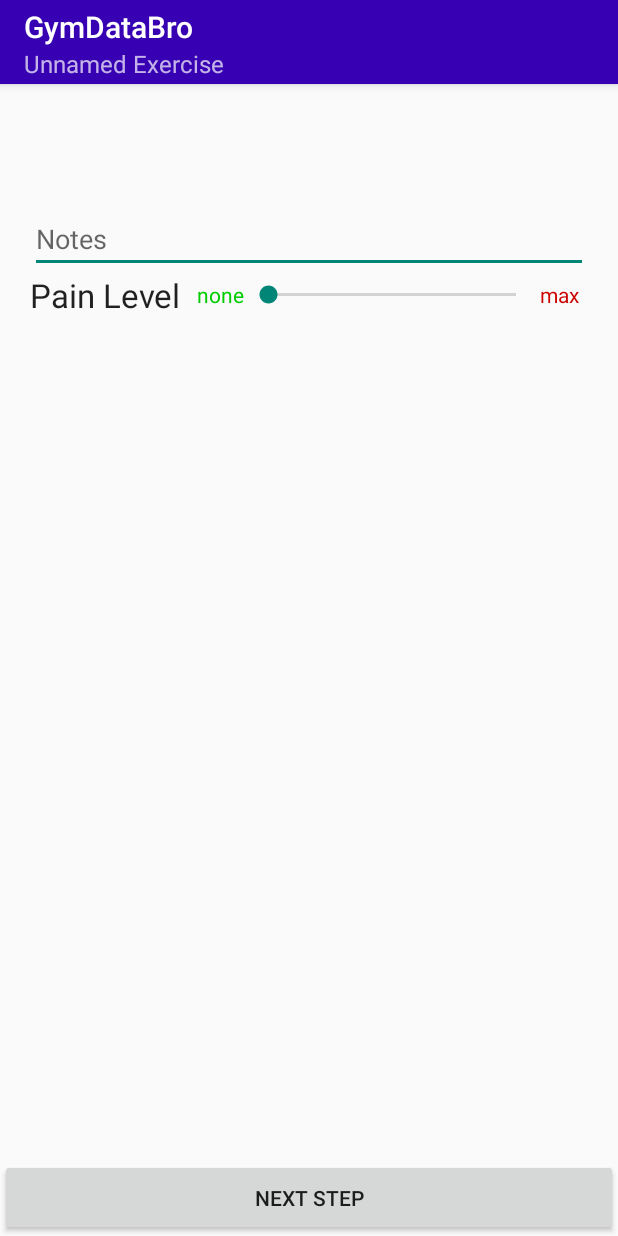
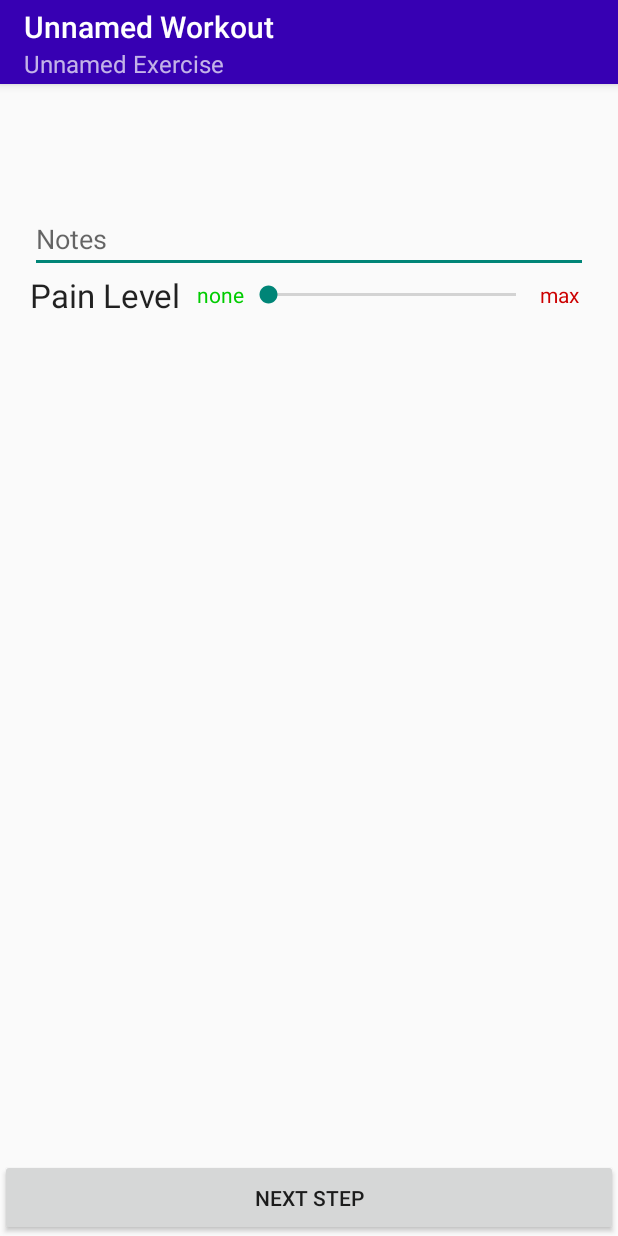
Before and after one commit to RWitak/GymDataBro, an Android app: the screen it shows after launch (WorkoutStepActivity), on a phone screen of 412 x 824 dp. Run offline under Robolectric (Android 15) with nearby library versions, the phone set to English and light mode, and no system bars; our stand-ins replace Room's generated code.

Commit message:
Correctly display Workout.name instead of GymDataBro in Toolbar title.
Signed-off-by: RWitak <rafael.witak@gmail.com>

```diff
--- a/app/src/main/java/com/rafaelwitak/gymdatabro/WorkoutStepActivity.java
+++ b/app/src/main/java/com/rafaelwitak/gymdatabro/WorkoutStepActivity.java
@@ -2,6 +2,7 @@ package com.rafaelwitak.gymdatabro;
 
 import android.content.Intent;
 import android.os.Bundle;
+import android.util.Log;
 import android.view.View;
 import android.widget.SeekBar;
 
@@ -56,7 +57,7 @@ public class WorkoutStepActivity extends AppCompatActivity {
     private void setUpToolbar() {
         Toolbar toolbar = binding.toolbar.getRoot();
         setSupportActionBar(toolbar);
-        toolbar.setTitle(getCurrentWorkoutName());
+        this.setTitle(getCurrentWorkoutName()); // otherwise toolbar always just displays app name
         toolbar.setSubtitle(getCurrentExerciseName());
     }
 
@@ -161,16 +162,25 @@ public class WorkoutStepActivity extends AppCompatActivity {
 
 
     private WorkoutStep getCurrentWorkoutStep() {
-        int workoutID = getIntent().getIntExtra("workoutID", 0);
+        int workoutID = getIntent().getIntExtra("workoutID", 1);
         int stepNumber = getIntent().getIntExtra("nextStepNumber", 0);
+
+        Log.d("GymDataBro", "Fetching Workout " +
+                    + workoutID
+                    + ", Step "
+                    + stepNumber);
 
         WorkoutStep step = database
                 .workoutStepDAO()
                 .getWorkoutStepSynchronously(workoutID, stepNumber);
 
         if (step == null) {
+            Log.w("GymDataBro",
+                    "getCurrentWorkoutStep returned null, empty WorkoutStep created.");
             return new WorkoutStep();
         }
+
+        Log.i("GymDataBro", "WorkoutStep fetched successfully.");
 
         return step;
     }
@@ -187,6 +197,9 @@ public class WorkoutStepActivity extends AppCompatActivity {
 
 
     private String getCurrentWorkoutName() {
+        if (currentWorkout.name.isEmpty()) {
+            return "Unnamed Workout";
+        }
         return currentWorkout.name;
     }
 
```
